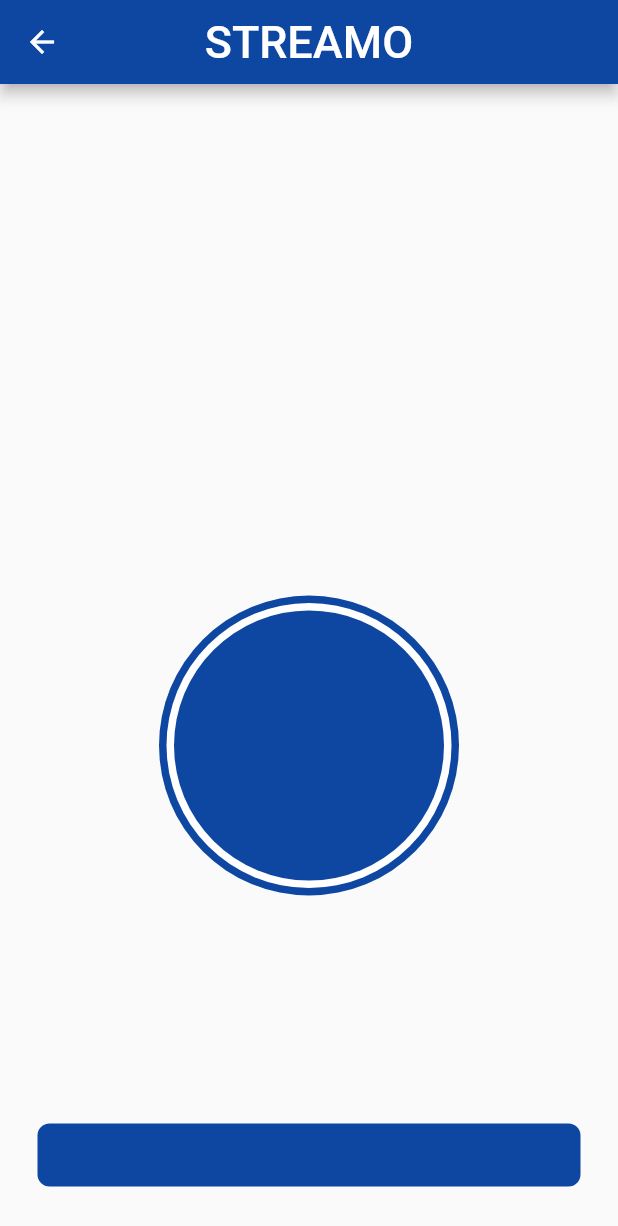
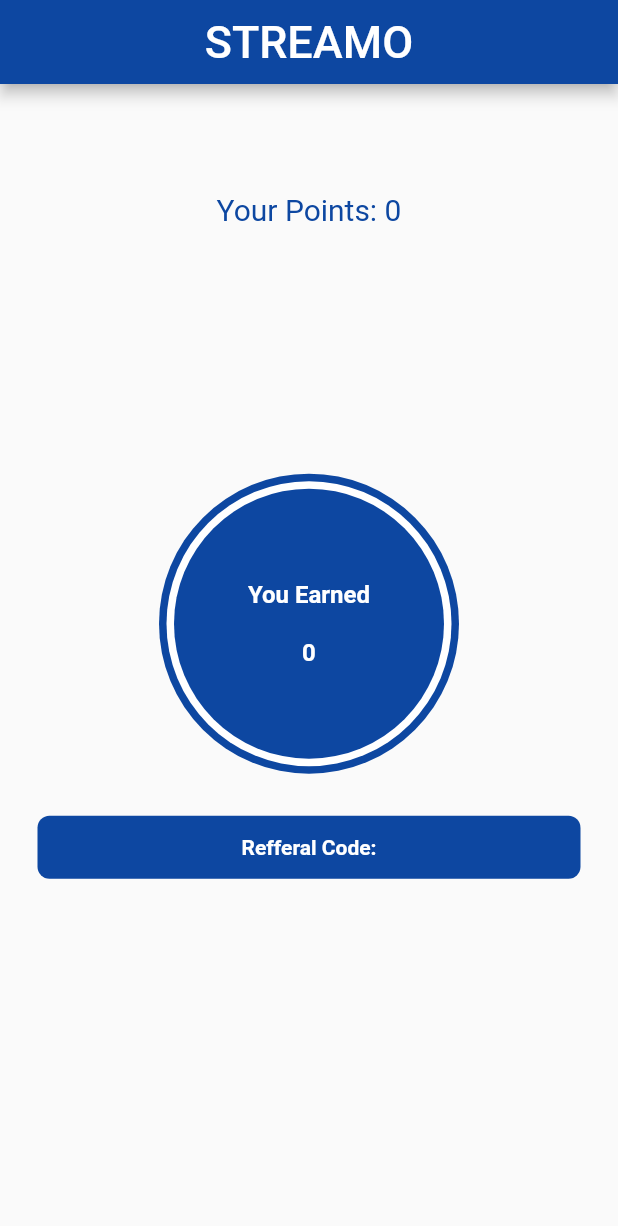
Before and after one commit to Qurat-ul-ainn/PictureSellingApp, a Flutter app: the HomePage screen opened directly, on a phone screen of 412 x 824 dp. Shown: the top 1226 px of the screen. Run offline on Flutter 3.47's test engine with Material 2 defaults, Android fonts, the phone set to English and light mode, and no system bars; our stand-ins replace cloud_firestore, firebase_auth; accounts and stored records are empty.

Commit message:
bug fixes

```diff
--- a/lib/home_screen.dart
+++ b/lib/home_screen.dart
@@ -4,9 +4,9 @@ import 'package:streamo/login_signup/components.dart';
 import 'package:cloud_firestore/cloud_firestore.dart';
 
 class HomePage extends StatefulWidget {
-  final String userInfo ;
 
-  const HomePage({Key key, this.userInfo});
+
+ // const HomePage({Key key, this.userInfo});
 
   @override
   _HomePageState createState() => _HomePageState();
@@ -15,20 +15,29 @@ class HomePage extends StatefulWidget {
 class _HomePageState extends State<HomePage> {
  Firestore _firestore = Firestore.instance;
  FirebaseAuth _auth = FirebaseAuth.instance;
- String _name="", _points ="", _earnedMoney ="", _refferalcode="";
+ String _name="",  _refferalcode="";
+ int _points, _earnedMoney;
 
 
  getUser() async {
    FirebaseUser cuser =  await _auth.currentUser();
-   DocumentSnapshot user = await _firestore.collection("userInfo").document(cuser.uid).get();
 
+   DocumentSnapshot user = await _firestore.collection("UserInfo").document(cuser.uid).get();
+   print(user.data);
    setState(() {
      _name = user.data["Name"];
      _points = user.data["Points"];
-     _earnedMoney = user.data["Earned"];
-     _refferalcode = user.data["ReferralCode"];
+     _earnedMoney = user.data["EarnMoney"];
+     _refferalcode = user.data["Referral Code"];
    });
  }
+
+ @override
+  void initState() {
+   getUser();
+   // TODO: implement initState
+    super.initState();
+  }
 
 
   @override
@@ -48,20 +57,24 @@ class _HomePageState extends State<HomePage> {
         child: Padding(
           padding: const EdgeInsets.all(25),
           child: Column(
-            mainAxisAlignment: MainAxisAlignment.spaceBetween,
-            crossAxisAlignment: CrossAxisAlignment.start,
+
             children: <Widget>[
               Text(
                 _name,
                 style: TextStyle(
                   color: Colors.blue[900],
                   fontWeight: FontWeight.bold,
-                  fontSize: 10,
+                  fontSize: 40,
                 ),
               ),
               Text(
-                _points
+                "Your Points: $_points",
+                style: TextStyle(
+                  color: Colors.blue[900],
+                  fontSize: 20,
+                ),
               ),
+              SizedBox(height: MediaQuery.of(context).size.height * 0.2,),
               Center(
                 child: CircleAvatar(
                   backgroundColor: Colors.blue[900],
@@ -72,16 +85,28 @@ class _HomePageState extends State<HomePage> {
                     child: CircleAvatar(
                       backgroundColor: Colors.blue[900],
                       radius: 90,
-                      child: Text(_earnedMoney,style: TextStyle(
-                        color: Colors.white,
-                        fontWeight: FontWeight.bold
-                      ),),
+                      child: Column(
+                        mainAxisAlignment: MainAxisAlignment.center,
+                        children: [
+                          Text("You Earned",style: TextStyle(
+                              color: Colors.white,
+                              fontWeight: FontWeight.bold
+                          ),),
+                          SizedBox(height: 20.0,),
+                          Text("$_earnedMoney",style: TextStyle(
+                            color: Colors.white,
+                            fontWeight: FontWeight.bold
+                          ),),
+                        ],
+                      ),
                     ),
                   ),
                 ),
               ),
+
+              SizedBox(height: 20.0,),
               TextComponent(
-                text: _refferalcode,
+                text: "Refferal Code: $_refferalcode",
               ),
             ],
           ),
--- a/lib/login_signup/components.dart
+++ b/lib/login_signup/components.dart
@@ -7,7 +7,6 @@ class Component extends StatelessWidget {
   final txtController;
 
   const Component({Key key, this.txtHint,this.txtController}) : super(key: key);
-//abeer
   @override
   Widget build(BuildContext context) {
     return Container(
--- a/lib/login_signup/login_screen.dart
+++ b/lib/login_signup/login_screen.dart
@@ -64,9 +64,9 @@ class SignIn extends StatelessWidget {
 
                       if (user != null) {
                         Navigator.of(context)
-                            .push(MaterialPageRoute(builder: (context) {
+                            .pushReplacement(MaterialPageRoute(builder: (context) {
                           return HomePage(
-                            userInfo: user.displayName,
+
                           );
                         }));
                       } else {
--- a/lib/login_signup/signup_screen.dart
+++ b/lib/login_signup/signup_screen.dart
@@ -11,21 +11,42 @@ class SignUp extends StatelessWidget {
   final _phoneController = TextEditingController();
   final _passController =TextEditingController();
   final _refCodeController =TextEditingController();
-  String points = '0';
-  String earnedMoney='0';
+  int points = 0;
+  int earnedMoney=0;
+  String code;
 
   Future<void> insertData(final userInfo) async{
     Firestore firestore = Firestore.instance;
+    FirebaseAuth _auth = FirebaseAuth.instance;
+    FirebaseUser cuser =  await _auth.currentUser();
 
-     firestore.collection("UserInfo").add(userInfo)
-         .then((DocumentReference document) {
-      print(document.documentID);
-    }).catchError((e) {
-      print(e);
-    });
+     print("aa $code");
+     firestore.collection("UserInfo").document(cuser.uid).setData(userInfo);
+//         .add(userInfo)
+//         .then((DocumentReference document) {
+//      print(document.documentID);
+//    }).catchError((e) {
+//      print(e);
+//    });
   }
 
-  Future<bool> registration(String homePage ,String email, String phone,String pass,String points,String referral)async{
+//  Future<void> updateData() async{
+//    Firestore firestore = Firestore.instance;
+//    DocumentSnapshot user = await firestore.collection("UserInfo").document(_refCodeController.text).get();
+//    int _earnedMoney = user.data["EarnMoney"];
+//    int _points = user.data["Points"];
+//    firestore.collection("UserInfo").where({'Refferal Code', "==", code}).;
+//
+//
+////         .add(userInfo)
+////         .then((DocumentReference document) {
+////      print(document.documentID);
+////    }).catchError((e) {
+////      print(e);
+////    });
+//  }
+
+  Future<bool> registration(String homePage ,String email, String phone,String pass,int points,String referral)async{
     FirebaseAuth _auth = FirebaseAuth.instance;
     try{
       AuthResult result = await _auth.createUserWithEmailAndPassword(email: email, password: pass);
@@ -33,8 +54,11 @@ class SignUp extends StatelessWidget {
 
       UserUpdateInfo info= UserUpdateInfo();
       info.displayName=homePage;
+      code = user.uid.substring(0, 6);
       user.updateProfile(info);
-
+      final userInfo =DataCollection(homePage, email,phone, pass,points, code,earnedMoney);
+      insertData(userInfo.toMap());
+     // updateData();
 
       return true;
     }
@@ -99,9 +123,9 @@ class SignUp extends StatelessWidget {
                     final gReferral = _phoneController.text.toString().trim();
 
 
-                    final userInfo =DataCollection(gHomePage, gEmail,gPhone, gPass,gReferral,points,earnedMoney);
-                    insertData(userInfo.toMap());
-                    bool result = await registration(gHomePage, gEmail,gPhone, gPass,gReferral,points);
+
+
+                    bool result = await registration(gHomePage, gEmail,gPhone, gPass,points, gReferral);
 
                     if(result){
                       Navigator.of(context).push(MaterialPageRoute(builder: (context){
--- a/lib/main.dart
+++ b/lib/main.dart
@@ -5,6 +5,7 @@ import 'login_signup/signup_screen.dart';
 
 void main() {
   runApp(MaterialApp(
+     debugShowCheckedModeBanner: false,
       home:SignIn()
   ));
 }
--- a/lib/services/database_model.dart
+++ b/lib/services/database_model.dart
@@ -4,8 +4,8 @@ class DataCollection {
   final String mobile;
   final String pass;
   final String referralCode;
-  final String points;
-  final String earnMoney;
+  final int points;
+  final int earnMoney;
 
   DataCollection(this.name, this.email, this.mobile, this.pass, this.points,
       this.referralCode, this.earnMoney);
```
